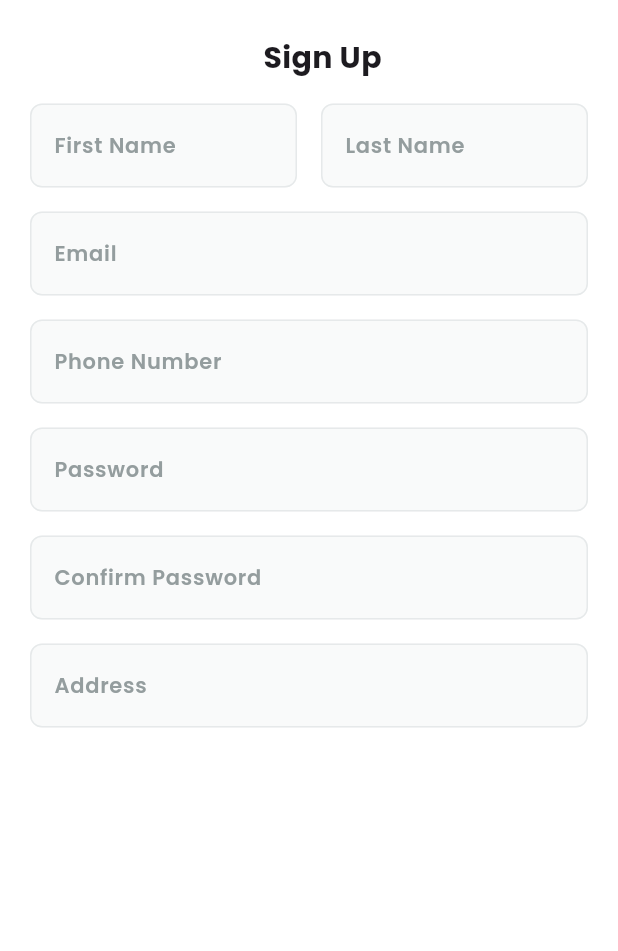
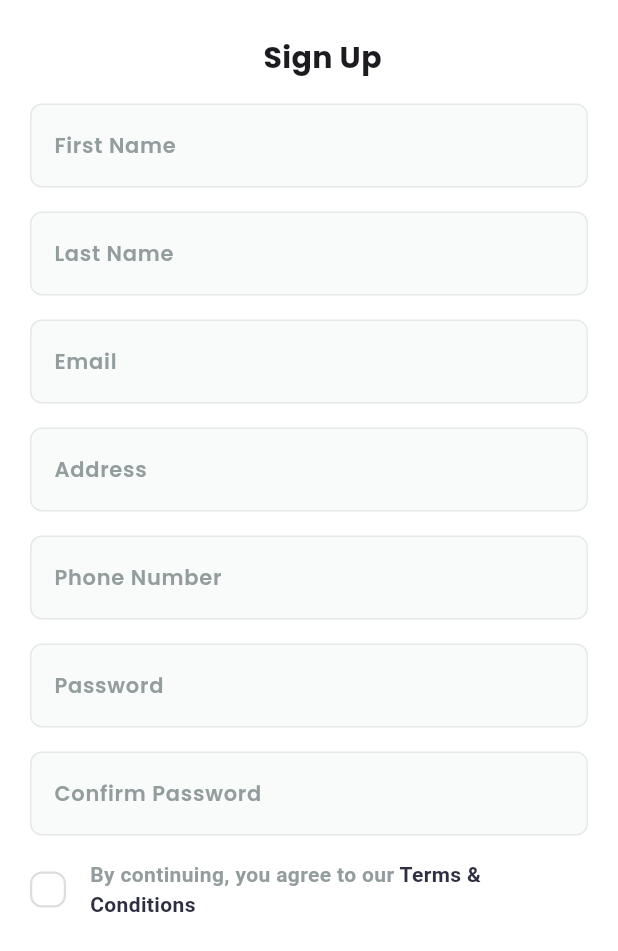
Before and after one commit to amirrrra/Electronics-App, a Flutter app: the screen it shows after launch, on a phone screen of 412 x 824 dp. Shown: the top 951 px of the screen. Run offline on Flutter 3.47's test engine with Material 3 defaults, Android fonts, the phone set to English and light mode, and no system bars; our stand-ins replace flutter_svg.

Commit message:
Build conditions and terms widget

```diff
--- /dev/null
+++ b/lib/core/utils/app_images.dart
@@ -0,0 +1,3 @@
+abstract class AppImages {
+  static const String check = 'assets/images/check.svg';
+}
--- /dev/null
+++ b/lib/features/authentication/presentation/views/widgets/checkbox_widget.dart
@@ -0,0 +1,43 @@
+import 'package:electronics_app/core/utils/app_colors.dart';
+import 'package:electronics_app/core/utils/app_images.dart';
+import 'package:flutter/material.dart';
+import 'package:flutter_svg/svg.dart';
+
+class CheckboxWidget extends StatelessWidget {
+  final ValueChanged<bool> onChecked;
+  final bool isTermsAccepted;
+  const CheckboxWidget({
+    super.key,
+    required this.onChecked,
+    required this.isTermsAccepted,
+  });
+
+  @override
+  Widget build(BuildContext context) {
+    return GestureDetector(
+      onTap: () {
+        onChecked(!isTermsAccepted);
+      },
+      child: Container(
+        width: 24,
+        height: 24,
+        padding: const EdgeInsets.all(4),
+        decoration: ShapeDecoration(
+          color: isTermsAccepted
+              ? AppColors.primaryColor
+              : AppColors.transparent,
+          shape: RoundedRectangleBorder(
+            side: BorderSide(
+              width: 1.50,
+              color: isTermsAccepted
+                  ? AppColors.primaryColor
+                  : AppColors.greyDC,
+            ),
+            borderRadius: BorderRadius.all(Radius.circular(8)),
+          ),
+        ),
+        child: SvgPicture.asset(AppImages.check),
+      ),
+    );
+  }
+}
--- /dev/null
+++ b/lib/features/authentication/presentation/views/widgets/condition_widget.dart
@@ -0,0 +1,47 @@
+import 'package:electronics_app/core/utils/app_colors.dart';
+import 'package:electronics_app/core/utils/app_styles.dart';
+import 'package:electronics_app/features/authentication/presentation/views/widgets/checkbox_widget.dart';
+import 'package:flutter/material.dart';
+
+class ConditionWidget extends StatelessWidget {
+  final ValueChanged<bool> onChecked;
+  final bool isTermsAccepted;
+  const ConditionWidget({
+    super.key,
+    required this.onChecked,
+    required this.isTermsAccepted,
+  });
+
+  @override
+  Widget build(BuildContext context) {
+    return Row(
+      children: [
+        CheckboxWidget(
+          onChecked: onChecked,
+          isTermsAccepted: isTermsAccepted,
+        ),
+        const SizedBox(width: 16),
+        Expanded(
+          child: Text.rich(
+            TextSpan(
+              children: [
+                TextSpan(
+                  text: 'By continuing, you agree to our ',
+                  style: AppStyles.semiBold14.copyWith(
+                    color: AppColors.grey94,
+                  ),
+                ),
+                TextSpan(
+                  text: 'Terms & Conditions',
+                  style: AppStyles.semiBold14.copyWith(
+                    color: AppColors.primaryColor,
+                  ),
+                ),
+              ],
+            ),
+          ),
+        )
+      ],
+    );
+  }
+}
--- a/lib/features/authentication/presentation/views/widgets/signup_widget.dart
+++ b/lib/features/authentication/presentation/views/widgets/signup_widget.dart
@@ -1,7 +1,7 @@
-import 'package:electronics_app/core/utils/app_colors.dart';
 import 'package:electronics_app/core/utils/constants.dart';
 import 'package:electronics_app/core/widgets/app_bar_widget.dart';
 import 'package:electronics_app/core/widgets/textfield_widget.dart';
+import 'package:electronics_app/features/authentication/presentation/views/widgets/condition_widget.dart';
 import 'package:flutter/material.dart';
 
 class SignupWidget extends StatefulWidget {
@@ -13,6 +13,7 @@ class SignupWidget extends StatefulWidget {
 
 class _SignupWidgetState extends State<SignupWidget> {
   final _key = GlobalKey<FormState>();
+  bool isTermsAccepted = false;
 
   @override
   Widget build(BuildContext context) {
@@ -27,24 +28,27 @@ class _SignupWidgetState extends State<SignupWidget> {
               spacing: 16,
               children: [
                 const AppBarWidget(title: 'Sign Up', isBack: false),
-                Row(
-                  spacing: 16,
-                  children: [
-                    Expanded(child: TextfieldWidget(hint: 'First Name')),
-                    Expanded(child: TextfieldWidget(hint: 'Last Name')),
-                  ],
-                ),
+                TextfieldWidget(hint: 'First Name'),
+                TextfieldWidget(hint: 'Last Name'),
                 TextfieldWidget(
                   hint: 'Email',
                   textInputType: TextInputType.emailAddress,
                 ),
+                TextfieldWidget(hint: 'Address'),
                 TextfieldWidget(
                   hint: 'Phone Number',
                   textInputType: TextInputType.phone,
                 ),
                 TextfieldWidget(hint: 'Password', obscureText: true),
                 TextfieldWidget(hint: 'Confirm Password', obscureText: true),
-                TextfieldWidget(hint: 'Address'),
+                ConditionWidget(
+                  onChecked: (value) {
+                    setState(() {
+                      isTermsAccepted = value;
+                    });
+                  },
+                  isTermsAccepted: isTermsAccepted,
+                ),
               ],
             ),
           ),
```
Also changed, not shown: pubspec.yaml (+17 -63 lines), assets/images/check.svg (added), pubspec.lock.
